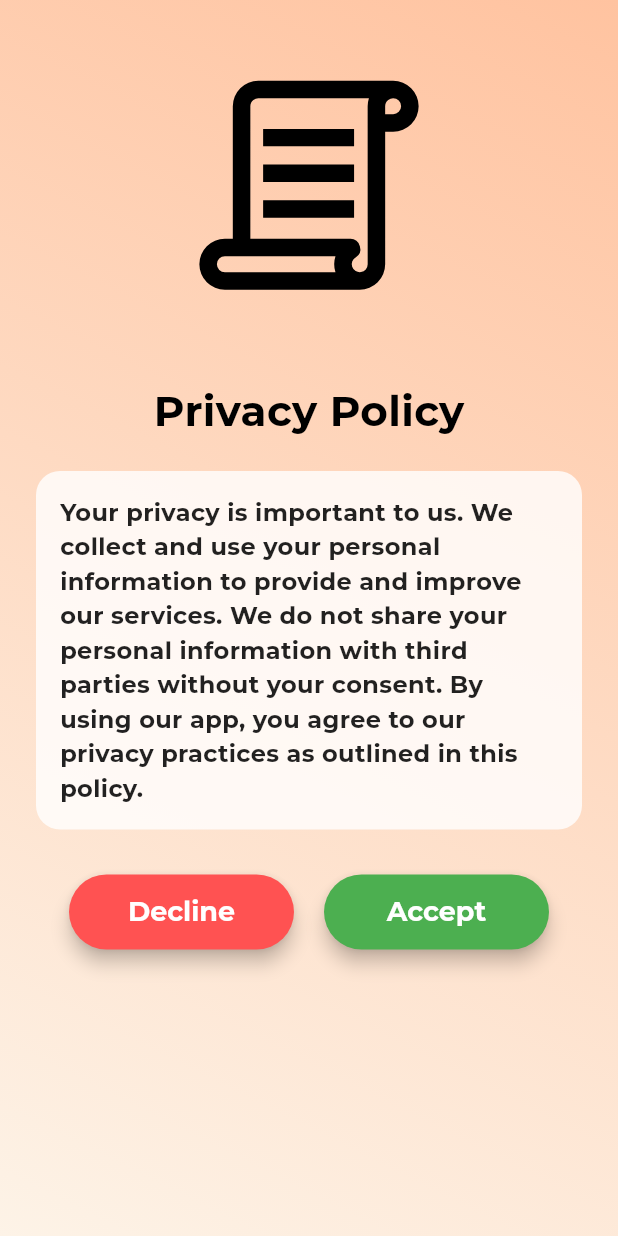
After one commit to seena-kab/CupCompanion, a Flutter app: the PolicyAcceptanceScreen screen opened directly, after a tap on "Decline", on a phone screen of 412 x 824 dp. The commit adds this screen. Run offline on Flutter 3.47's test engine with Material 3 defaults, Android fonts, the phone set to English and light mode, and no system bars; our stand-ins replace animated_text_kit, cloud_firestore, firebase_auth, firebase_core, firebase_database, firebase_storage and 9 more; accounts and stored records are empty; project files that could hold a hidden picture were left out.

Commit message:
added policy page

```diff
--- a/cup_companion/lib/l10n/app_en.arb
+++ b/cup_companion/lib/l10n/app_en.arb
@@ -70,12 +70,15 @@
   "drinksFound": "drinks found",
   "noDrinksFound": "No drinks found.",
 
+  "privacyPolicy": "Privacy Policy",
+  "privacyPolicyContent": "Your privacy is important to us. We collect and use your personal information to provide and improve our services. We do not share your personal information with third parties without your consent. By using our app, you agree to our privacy practices as outlined in this policy.",
+  "accept": "Accept",
+  "decline": "Decline",
+
   "@failedToAddReview": {
     "description": "Error message when adding a review fails",
     "placeholders": {
       "error": {}
     }
   }
-
-
 }
--- a/cup_companion/lib/l10n/app_es.arb
+++ b/cup_companion/lib/l10n/app_es.arb
@@ -70,6 +70,11 @@
   "drinksFound": "bebidas encontradas",
   "noDrinksFound": "No se encontraron bebidas.",
 
+  "privacyPolicy": "Política de Privacidad",
+  "privacyPolicyContent": "Su privacidad es importante para nosotros. Recopilamos y usamos su información personal para proporcionar y mejorar nuestros servicios. No compartimos su información personal con terceros sin su consentimiento. Al usar nuestra aplicación, usted acepta nuestras prácticas de privacidad como se describe en esta política.",
+  "accept": "Aceptar",
+  "decline": "Rechazar",
+
   "@failedToAddReview": {
     "description": "Mensaje de error cuando añadir una reseña falla",
     "placeholders": {
--- a/cup_companion/lib/l10n/app_ja.arb
+++ b/cup_companion/lib/l10n/app_ja.arb
@@ -60,7 +60,6 @@
   "pleaseEnterYourReview": "レビューを入力してください",
   "rating": "評価",
   "submit": "送信",
-
   "cart": "カート",
   "searchForDrinks": "飲み物を検索...",
   "clearSearch": "検索をクリア",
@@ -71,6 +70,11 @@
   "drinksFound": "の飲み物が見つかりました",
   "noDrinksFound": "飲み物が見つかりませんでした。",
 
+  "privacyPolicy": "プライバシーポリシー",
+  "privacyPolicyContent": "お客様のプライバシーは当社にとって重要です。サービスを提供し改善するために、お客様の個人情報を収集・使用します。お客様の同意なしに第三者と個人情報を共有することはありません。当アプリを使用することで、このポリシーに記載された当社のプライバシー慣行に同意したものとみなされます。",
+  "accept": "同意する",
+  "decline": "同意しない",
+
   "@failedToAddReview": {
     "description": "レビューの追加に失敗したときのエラーメッセージ",
     "placeholders": {
--- a/cup_companion/lib/l10n/app_localizations.dart
+++ b/cup_companion/lib/l10n/app_localizations.dart
@@ -492,6 +492,30 @@ abstract class AppLocalizations {
   /// In en, this message translates to:
   /// **'No drinks found.'**
   String get noDrinksFound;
+
+  /// No description provided for @privacyPolicy.
+  ///
+  /// In en, this message translates to:
+  /// **'Privacy Policy'**
+  String get privacyPolicy;
+
+  /// No description provided for @privacyPolicyContent.
+  ///
+  /// In en, this message translates to:
+  /// **'Your privacy is important to us. We collect and use your personal information to provide and improve our services. We do not share your personal information with third parties without your consent. By using our app, you agree to our privacy practices as outlined in this policy.'**
+  String get privacyPolicyContent;
+
+  /// No description provided for @accept.
+  ///
+  /// In en, this message translates to:
+  /// **'Accept'**
+  String get accept;
+
+  /// No description provided for @decline.
+  ///
+  /// In en, this message translates to:
+  /// **'Decline'**
+  String get decline;
 }
 
 class _AppLocalizationsDelegate extends LocalizationsDelegate<AppLocalizations> {
--- a/cup_companion/lib/l10n/app_localizations_en.dart
+++ b/cup_companion/lib/l10n/app_localizations_en.dart
@@ -205,4 +205,16 @@ class AppLocalizationsEn extends AppLocalizations {
 
   @override
   String get noDrinksFound => 'No drinks found.';
+
+  @override
+  String get privacyPolicy => 'Privacy Policy';
+
+  @override
+  String get privacyPolicyContent => 'Your privacy is important to us. We collect and use your personal information to provide and improve our services. We do not share your personal information with third parties without your consent. By using our app, you agree to our privacy practices as outlined in this policy.';
+
+  @override
+  String get accept => 'Accept';
+
+  @override
+  String get decline => 'Decline';
 }
--- a/cup_companion/lib/l10n/app_localizations_es.dart
+++ b/cup_companion/lib/l10n/app_localizations_es.dart
@@ -205,4 +205,16 @@ class AppLocalizationsEs extends AppLocalizations {
 
   @override
   String get noDrinksFound => 'No se encontraron bebidas.';
+
+  @override
+  String get privacyPolicy => 'Política de Privacidad';
+
+  @override
+  String get privacyPolicyContent => 'Su privacidad es importante para nosotros. Recopilamos y usamos su información personal para proporcionar y mejorar nuestros servicios. No compartimos su información personal con terceros sin su consentimiento. Al usar nuestra aplicación, usted acepta nuestras prácticas de privacidad como se describe en esta política.';
+
+  @override
+  String get accept => 'Aceptar';
+
+  @override
+  String get decline => 'Rechazar';
 }
--- a/cup_companion/lib/l10n/app_localizations_ja.dart
+++ b/cup_companion/lib/l10n/app_localizations_ja.dart
@@ -205,4 +205,16 @@ class AppLocalizationsJa extends AppLocalizations {
 
   @override
   String get noDrinksFound => '飲み物が見つかりませんでした。';
+
+  @override
+  String get privacyPolicy => 'プライバシーポリシー';
+
+  @override
+  String get privacyPolicyContent => 'お客様のプライバシーは当社にとって重要です。サービスを提供し改善するために、お客様の個人情報を収集・使用します。お客様の同意なしに第三者と個人情報を共有することはありません。当アプリを使用することで、このポリシーに記載された当社のプライバシー慣行に同意したものとみなされます。';
+
+  @override
+  String get accept => '同意する';
+
+  @override
+  String get decline => '同意しない';
 }
--- a/cup_companion/lib/screens/home_screen.dart
+++ b/cup_companion/lib/screens/home_screen.dart
@@ -4,6 +4,8 @@ import 'package:flutter/material.dart';
 import 'package:provider/provider.dart';
 import 'package:google_fonts/google_fonts.dart';
 import 'package:geolocator/geolocator.dart';
+import 'package:shared_preferences/shared_preferences.dart'; // Import SharedPreferences
+import 'package:cup_companion/screens/policy_acceptance_screen.dart'; // Import the policy acceptance screen
 
 // Import other necessary packages and services
 import 'package:cup_companion/services/auth_services.dart';
@@ -63,8 +65,11 @@ class HomeScreenState extends State<HomeScreen>
   @override
   void initState() {
     super.initState();
-    fetchUserData();
-    fetchDrinks(); // Fetch drinks when the widget initializes
+
+    // Ensure context is available
+    WidgetsBinding.instance.addPostFrameCallback((_) {
+      checkPolicyAcceptance();
+    });
 
     // Initialize the animation controller
     _animationController = AnimationController(
@@ -81,6 +86,39 @@ class HomeScreenState extends State<HomeScreen>
     _animationController.dispose();
     _pageController.dispose();
     super.dispose();
+  }
+
+  // Method to check if the user has accepted the policy
+  void checkPolicyAcceptance() async {
+    SharedPreferences prefs = await SharedPreferences.getInstance();
+    bool? policyAccepted = prefs.getBool('policyAccepted');
+
+    if (policyAccepted != true) {
+      // Show the policy acceptance screen
+      bool? accepted = await Navigator.of(context).push(
+        MaterialPageRoute(
+          builder: (context) => const PolicyAcceptanceScreen(),
+        ),
+      );
+
+      if (accepted != true) {
+        // If the user declines, exit the app or handle accordingly
+        // For example, you can show a dialog or navigate to a different screen
+        // Here, we'll simply exit the app
+        if (mounted) {
+          // Ensure the widget is still in the tree
+          Navigator.of(context).pop();
+        }
+      } else {
+        // Proceed with fetching user data and other initializations
+        fetchUserData();
+        fetchDrinks();
+      }
+    } else {
+      // Policy already accepted; proceed as normal
+      fetchUserData();
+      fetchDrinks();
+    }
   }
 
   // Method to fetch user data
@@ -771,8 +809,8 @@ class GradientHeader extends StatelessWidget {
                     child: const CircleAvatar(
                       radius: 25,
                       backgroundColor: Colors.white,
-                      backgroundImage:
-                          AssetImage('assets/images/default_avatar.png'), // Ensure this asset exists
+                      backgroundImage: AssetImage(
+                          'assets/images/default_avatar.png'), // Ensure this asset exists
                     ),
                   ),
                   const SizedBox(width: 10),
@@ -830,7 +868,8 @@ class GradientHeader extends StatelessWidget {
                       color: Colors.white,
                     ),
                     onPressed: onNotificationTap,
-                    tooltip: appLocalizations.notifications, // Localized tooltip
+                    tooltip:
+                        appLocalizations.notifications, // Localized tooltip
                   ),
                   if (notificationsCount > 0)
                     Positioned(
--- /dev/null
+++ b/cup_companion/lib/screens/policy_acceptance_screen.dart
@@ -0,0 +1,170 @@
+// lib/screens/policy_acceptance_screen.dart
+
+import 'package:flutter/material.dart';
+import 'package:shared_preferences/shared_preferences.dart';
+import 'package:cup_companion/l10n/app_localizations.dart'; // For localization
+import 'package:flutter_svg/flutter_svg.dart'; // For SVG illustrations
+import 'package:google_fonts/google_fonts.dart'; // For Google Fonts
+
+class PolicyAcceptanceScreen extends StatefulWidget {
+  const PolicyAcceptanceScreen({super.key});
+
+  @override
+  _PolicyAcceptanceScreenState createState() => _PolicyAcceptanceScreenState();
+}
+
+class _PolicyAcceptanceScreenState extends State<PolicyAcceptanceScreen> {
+  bool _isLoading = false;
+
+  Future<void> _acceptPolicy() async {
+    setState(() {
+      _isLoading = true;
+    });
+
+    SharedPreferences prefs = await SharedPreferences.getInstance();
+    await prefs.setBool('policyAccepted', true);
+
+    if (mounted) {
+      setState(() {
+        _isLoading = false;
+      });
+      Navigator.pushReplacementNamed(context, '/home');
+    }
+  }
+
+  void _declinePolicy() {
+    // Handle the decline action as needed
+    // For now, we will still route to the home page
+    Navigator.pushReplacementNamed(context, '/home');
+  }
+
+  @override
+  Widget build(BuildContext context) {
+    final appLocalizations = AppLocalizations.of(context)!; // For localization
+
+    return Scaffold(
+      body: Container(
+        width: double.infinity,
+        height: double.infinity,
+        decoration: const BoxDecoration(
+          gradient: LinearGradient(
+            colors: [Color(0xFFFFC3A0), Color(0xFFFDF3E7)], // Same gradient as SignInScreen
+            begin: Alignment.topRight,
+            end: Alignment.bottomLeft,
+          ),
+        ),
+        child: SafeArea(
+          child: SingleChildScrollView(
+            padding: const EdgeInsets.all(24.0),
+            child: Column(
+              crossAxisAlignment: CrossAxisAlignment.center,
+              children: [
+                // Playful SVG Illustration
+                SvgPicture.asset(
+                  'assets/illustrations/privacy_policy_illustration.svg', // Use a relevant SVG illustration
+                  height: 200,
+                ),
+                const SizedBox(height: 30.0),
+
+                // Title Text
+                Text(
+                  appLocalizations.privacyPolicy,
+                  style: GoogleFonts.montserrat(
+                    textStyle: const TextStyle(
+                      fontSize: 28.0,
+                      fontWeight: FontWeight.bold,
+                      color: Colors.black,
+                    ),
+                  ),
+                ),
+                const SizedBox(height: 20.0),
+
+                // Privacy Policy Content
+                Container(
+                  padding: const EdgeInsets.all(16.0),
+                  decoration: BoxDecoration(
+                    color: Colors.white.withOpacity(0.8),
+                    borderRadius: BorderRadius.circular(16.0),
+                  ),
+                  child: Text(
+                    appLocalizations.privacyPolicyContent,
+                    style: GoogleFonts.montserrat(
+                      textStyle: const TextStyle(
+                        fontSize: 16.0,
+                        color: Colors.black87,
+                      ),
+                    ),
+                  ),
+                ),
+                const SizedBox(height: 30.0),
+
+                // Accept and Decline Buttons
+                Row(
+                  mainAxisAlignment: MainAxisAlignment.center,
+                  children: [
+                    // Decline Button
+                    SizedBox(
+                      width: 150,
+                      height: 50,
+                      child: ElevatedButton(
+                        onPressed: _declinePolicy,
+                        style: ElevatedButton.styleFrom(
+                          backgroundColor: Colors.redAccent,
+                          foregroundColor: Colors.white,
+                          shape: RoundedRectangleBorder(
+                            borderRadius: BorderRadius.circular(30.0),
+                          ),
+                          elevation: 5,
+                        ),
+                        child: Text(
+                          appLocalizations.decline,
+                          style: GoogleFonts.montserrat(
+                            textStyle: const TextStyle(
+                              fontSize: 18.0,
+                              fontWeight: FontWeight.bold,
+                            ),
+                          ),
+                        ),
+                      ),
+                    ),
+                    const SizedBox(width: 20.0),
+                    // Accept Button
+                    SizedBox(
+                      width: 150,
+                      height: 50,
+                      child: ElevatedButton(
+                        onPressed: _isLoading ? null : _acceptPolicy,
+                        style: ElevatedButton.styleFrom(
+                          backgroundColor: Colors.green,
+                          foregroundColor: Colors.white,
+                          shape: RoundedRectangleBorder(
+                            borderRadius: BorderRadius.circular(30.0),
+                          ),
+                          elevation: 5,
+                        ),
+                        child: _isLoading
+                            ? const CircularProgressIndicator(
+                                valueColor:
+                                    AlwaysStoppedAnimation<Color>(Colors.white),
+                              )
+                            : Text(
+                                appLocalizations.accept,
+                                style: GoogleFonts.montserrat(
+                                  textStyle: const TextStyle(
+                                    fontSize: 18.0,
+                                    fontWeight: FontWeight.bold,
+                                  ),
+                                ),
+                              ),
+                      ),
+                    ),
+                  ],
+                ),
+              ],
+            ),
+          ),
+        ),
+      ),
+    );
+  }
+}
--- a/cup_companion/pubspec.yaml
+++ b/cup_companion/pubspec.yaml
@@ -42,6 +42,7 @@ dependencies:
   location: ^4.4.0
   uuid: ^4.5.0
   flutter_dotenv: ^5.0.2
+  flutter_markdown: ^0.6.10
   http: ^0.13.5
   file_picker: ^8.1.2
   csv: ^6.0.0
@@ -72,6 +73,7 @@ flutter:
     - assets/illustrations/bottom_decor.svg
     - assets/illustrations/signin_illustration.svg
     - assets/illustrations/forgot_password_illustration.svg
+    - assets/illustrations/privacy_policy_illustration.svg
     - assets/images/mug.jpg
     - assets/images/tshirt.jpg
     - assets/images/backpack.jpg
```
Also changed, not shown: cup_companion/assets/illustrations/privacy_policy_illustration.svg (added), cup_companion/pubspec.lock. Lines whose indentation alone changed are shown as unchanged.
